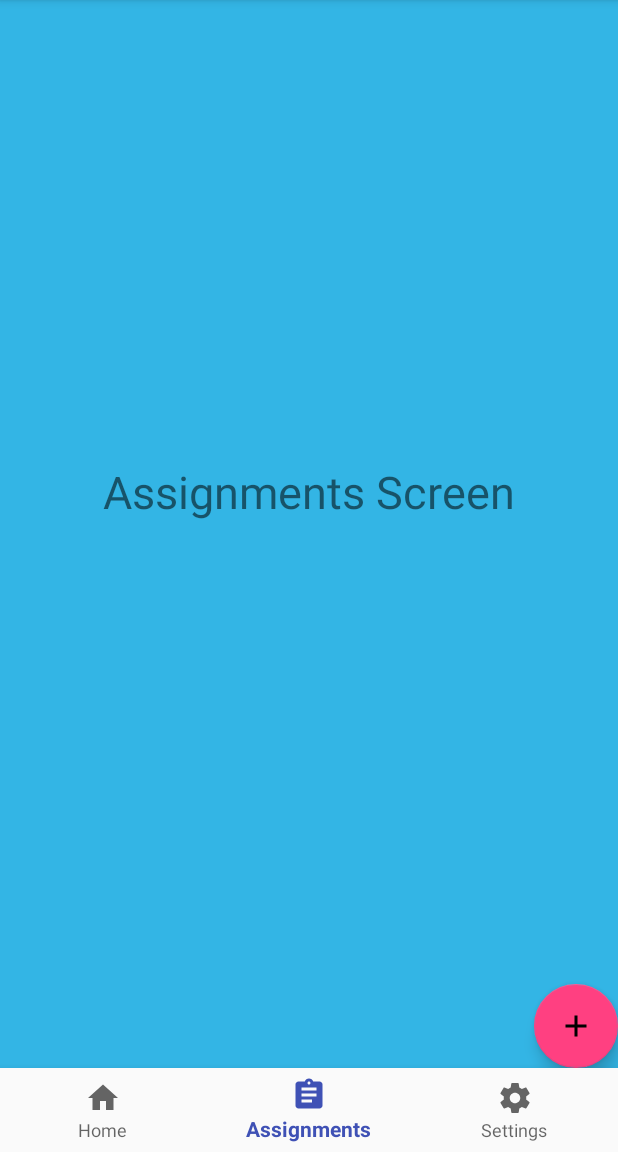
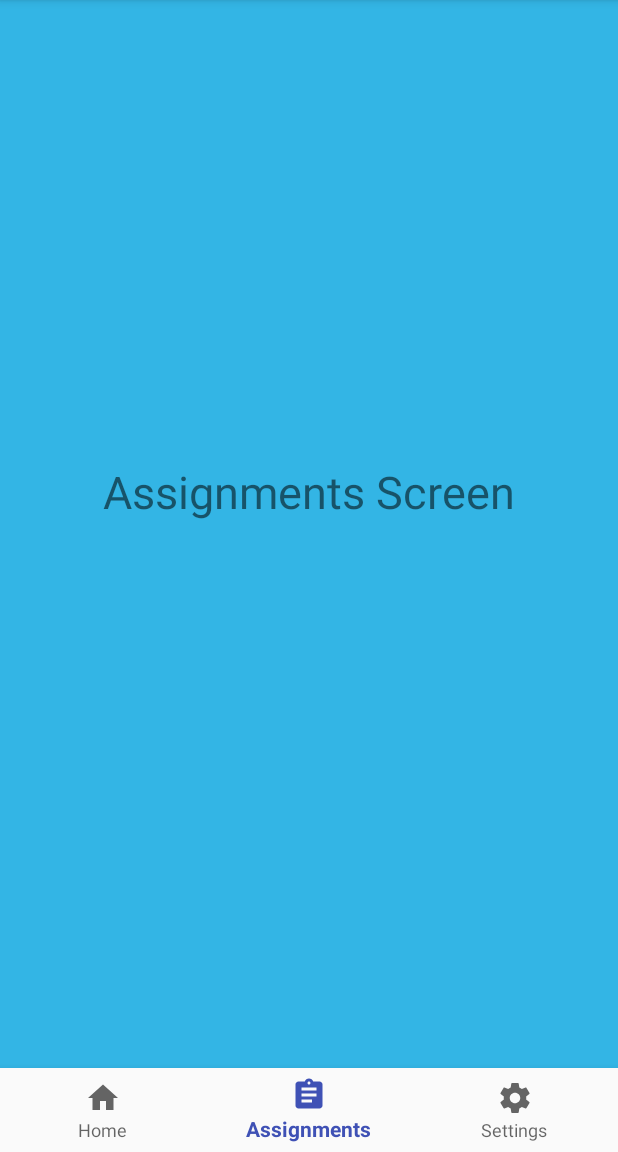
Before and after one commit to Dublin-Scioto-CS-Club-2018-19/HomeworkPlanner, an Android app: the screen it shows after launch (MainActivity), item 2 of the bottom bar chosen, on a phone screen of 412 x 824 dp, the part 84-1236 px from its top. Run offline under Robolectric (Android 15) with nearby library versions, the phone set to English and light mode, and no system bars; our stand-ins replace Room's generated code; libraries missing offline, so code that uses them is left out: android.arch.persistence.

Commit message:
RecyclerView now works normally in Home Fragment
-Floating button and functions are now removed from MainActivity.java & activity_main.xml and placed into HomeFragment.java & fragment_home.xml

```diff
--- a/app/src/main/java/com/DSHS/HwPlanner/Main/HomeFragment.java
+++ b/app/src/main/java/com/DSHS/HwPlanner/Main/HomeFragment.java
@@ -10,6 +10,7 @@ import android.support.design.widget.FloatingActionButton;
 import android.support.v4.app.Fragment;
 import android.support.v7.widget.LinearLayoutManager;
 import android.support.v7.widget.RecyclerView;
+import android.util.Log;
 import android.view.LayoutInflater;
 import android.view.View;
 import android.view.ViewGroup;
@@ -28,11 +29,16 @@ public class HomeFragment extends Fragment {
     @Nullable
     @Override
     public View onCreateView(LayoutInflater inflater, @Nullable ViewGroup container, @Nullable Bundle savedInstanceState) {
-        View view = inflater.inflate(R.layout.fragment_home, container, false);
 
+        return inflater.inflate(R.layout.fragment_home, container, false);
+    }
 
+    @Override
+    public void onViewCreated(View view, @Nullable Bundle savedInstanceState) {
+        super.onViewCreated(view, savedInstanceState);
+
+        // recycler view code
         RecyclerView recyclerView = view.findViewById(R.id.recyclerview);
-
         final WordListAdapter adapter = new WordListAdapter(this.getContext());
         recyclerView.setAdapter(adapter);
         recyclerView.setLayoutManager(new LinearLayoutManager(this.getContext()));
@@ -43,21 +49,28 @@ public class HomeFragment extends Fragment {
         // Add an observer on the LiveData returned by getAlphabetizedWords.
         // The onChanged() method fires when the observed data changes and the activity is
         // in the foreground.
+
         mWordViewModel.getAllWords().observe(this, new Observer<List<Word>>() {
             @Override
             public void onChanged(@Nullable final List<Word> words) {
-                // Update the cached copy of the words in the adapter.
                 adapter.setWords(words);
             }
         });
 
+        // button for adding assignments
+        FloatingActionButton fab = view.findViewById(R.id.fab);
+        fab.setOnClickListener(new View.OnClickListener() {
+            @Override
+            public void onClick(View view) {
+                Intent intent = new Intent(getActivity(), NewWordActivity.class);
+                startActivityForResult(intent, NEW_WORD_ACTIVITY_REQUEST_CODE);
+            }
+        });
 
+    }
 
-        return view;
-    }
+    // adding new words to the database
     public void onActivityResult(int requestCode, int resultCode, Intent data) {
-        super.onActivityResult(requestCode, resultCode, data);
-
         if (requestCode == NEW_WORD_ACTIVITY_REQUEST_CODE && resultCode == RESULT_OK) {
             Word word = new Word(data.getStringExtra(NewWordActivity.EXTRA_REPLY));
             mWordViewModel.insert(word);
--- a/app/src/main/res/layout/activity_main.xml
+++ b/app/src/main/res/layout/activity_main.xml
@@ -39,18 +39,6 @@ So, we are leaving the template code in. -->
 
     </android.support.design.widget.AppBarLayout>
 
-
-    <!--<include layout="@layout/content_main" />-->
-
-    <android.support.design.widget.FloatingActionButton
-        android:id="@+id/fab"
-        android:layout_width="wrap_content"
-        android:layout_height="wrap_content"
-        android:layout_above="@+id/nav_bottom"
-        android:layout_alignParentEnd="true"
-        android:layout_gravity="bottom|end"
-        android:src="@drawable/ic_add_black_24dp" />
-
     <FrameLayout
         android:id="@+id/fragments_container"
         android:layout_width="match_parent"
--- a/app/src/main/res/layout/content_main.xml
+++ b/app/src/main/res/layout/content_main.xml
@@ -24,7 +24,7 @@ limitations under the License. -->
     android:layout_width="match_parent"
     android:layout_height="match_parent"
     app:layout_behavior="@string/appbar_scrolling_view_behavior"
-    tools:context="com.DSHS.HwPlanner.Main.HomeFragment"
+    tools:context="com.DSHS.HwPlanner.Main.MainActivity"
     tools:showIn="@layout/fragment_home"
     >
 
@@ -38,7 +38,6 @@ limitations under the License. -->
         android:id="@+id/recyclerview"
         android:layout_width="match_parent"
         android:layout_height="match_parent"
-        android:layout_marginBottom="55dp"
         android:layout_marginTop="55dp"
         android:background="@android:color/darker_gray"
         app:layout_constraintBottom_toBottomOf="parent"
```
Also changed, not shown: app/src/main/java/com/DSHS/HwPlanner/Main/MainActivity.java (+0 -47 lines), app/src/main/res/layout/fragment_home.xml (+7 -6 lines).
